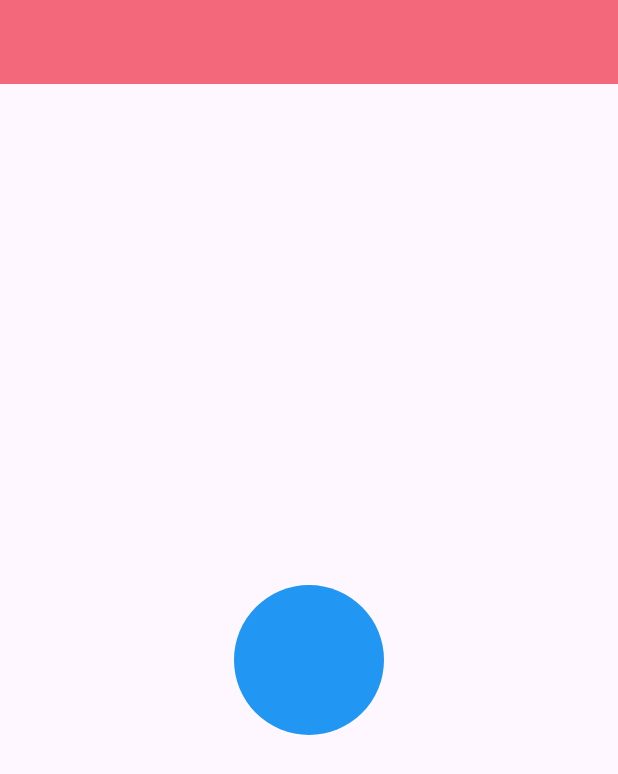
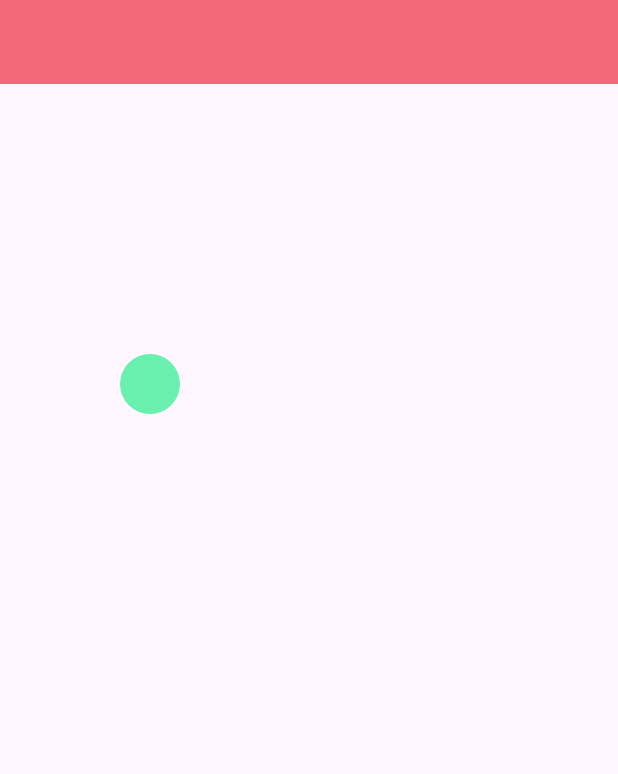
Before and after one commit to irfanhabib19/flutter_animation, a Flutter app: the screen it shows after launch, on a phone screen of 412 x 824 dp. Shown: the top 774 px of the screen. Run offline on Flutter 3.47's test engine with Material 3 defaults, Android fonts, the phone set to English and light mode, and no system bars; our stand-ins replace device_preview.

Commit message:
commit P

```diff
--- a/lib/custom_painter_exaples/bouncing_ball_animation.dart
+++ b/lib/custom_painter_exaples/bouncing_ball_animation.dart
@@ -0,0 +1,67 @@
+import 'package:flutter/material.dart';
+
+class BouncingBallAnimation extends StatefulWidget {
+  const BouncingBallAnimation({super.key});
+
+  @override
+  State<BouncingBallAnimation> createState() => _BouncingBallState();
+}
+
+class _BouncingBallState extends State<BouncingBallAnimation>
+    with SingleTickerProviderStateMixin {
+  late AnimationController controller;
+  late Animation<double> animation;
+
+  @override
+  void initState() {
+    // TODO: implement initState
+    super.initState();
+    controller =
+        AnimationController(vsync: this, duration: Duration(seconds: 1));
+    animation = Tween<double>(begin: 0, end: 1).animate(controller);
+    animation.addStatusListener(
+      (status) {
+        if (status == AnimationStatus.completed) {
+          controller.reverse();
+        }
+      },
+    );
+    controller.forward();
+  }
+
+  @override
+  Widget build(BuildContext context) {
+    return SafeArea(
+        child: Column(
+      children: [
+        AnimatedBuilder(
+          animation: animation,
+          builder: (context, child) => CustomPaint(
+            size: const Size(200, 200),
+            painter: BouncingBall(animation.value),
+          ),
+        ),
+      ],
+    ));
+  }
+}
+
+class BouncingBall extends CustomPainter {
+  final double animationValue;
+  BouncingBall(this.animationValue) {
+    print(animationValue);
+  }
+  @override
+  void paint(Canvas canvas, Size size) {
+    canvas.drawCircle(
+        Offset(size.width / 2, size.height - (size.height * animationValue)),
+        20,
+        Paint()..color = Colors.greenAccent);
+  }
+
+  @override
+  bool shouldRepaint(covariant CustomPainter oldDelegate) {
+    // TODO: implement shouldRepaint
+    return true;
+  }
+}
--- a/lib/main.dart
+++ b/lib/main.dart
@@ -1,5 +1,6 @@
 import 'package:flutter/material.dart';
 import 'package:device_preview/device_preview.dart';
+import 'package:flutter_animations/custom_painter_exaples/bouncing_ball_animation.dart';
 import 'package:flutter_animations/explicit_examples/list_animation.dart';
 import 'package:flutter_animations/explicit_examples/loading_animation.dart';
 import 'package:flutter_animations/explicit_examples/login_animation.dart';
@@ -34,7 +35,8 @@ class MyHomePage extends StatelessWidget {
       appBar: AppBar(
         backgroundColor: const Color.fromARGB(255, 243, 104, 122),
       ),
-      body: SplashAnimation(),
+      body: BouncingBallAnimation(),
+      // SplashAnimation(),
       /*Container(
             child: LoadingAnimation(
           color: Colors.green,
```
